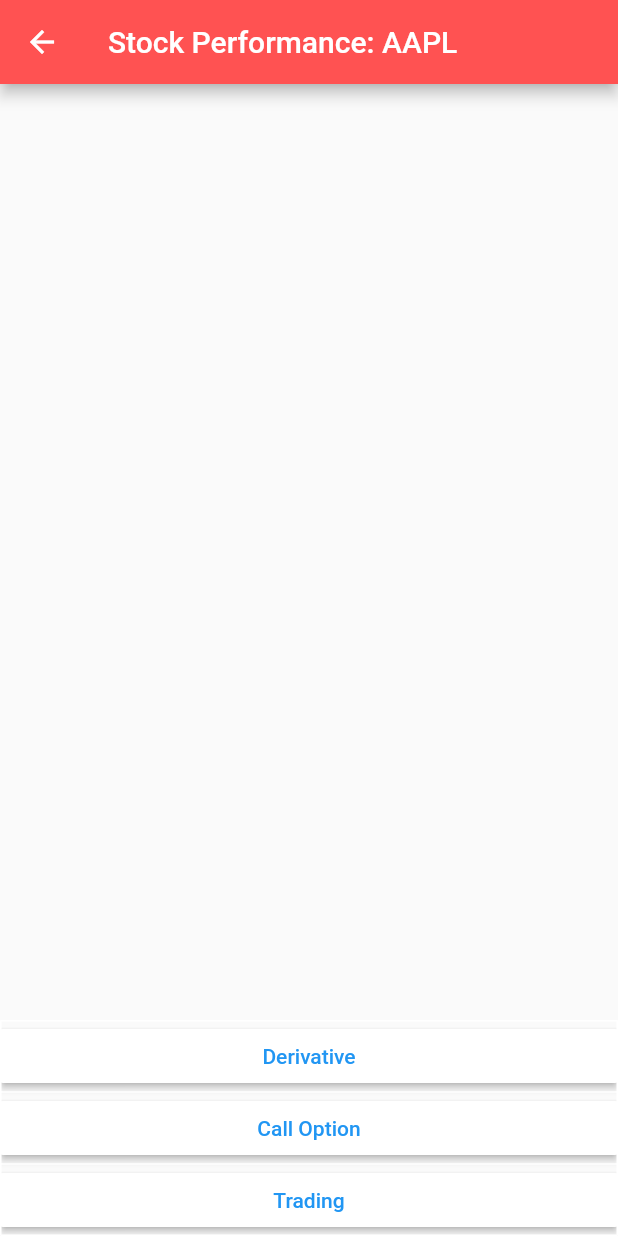
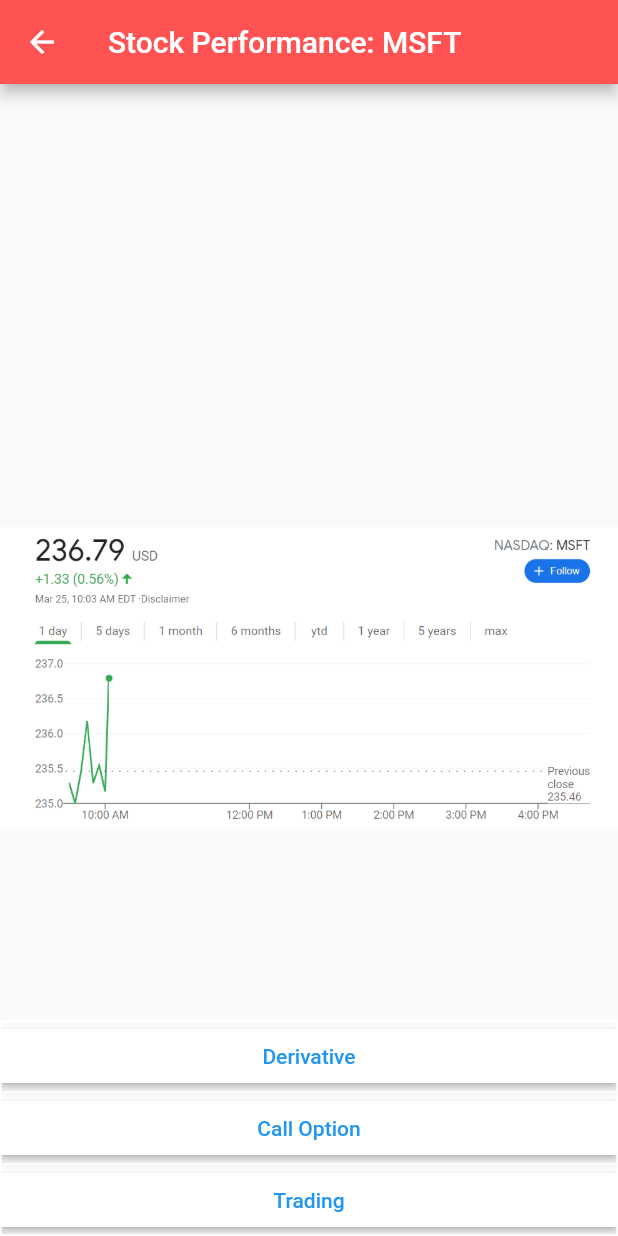
Before and after one commit to shreyachalla/sprout-dsc, a Flutter app: the screen it shows after launch, item 2 of the bottom bar chosen, after a tap on "MSFT", on a phone screen of 412 x 824 dp. Run offline on Flutter 3.47's test engine with Material 2 defaults, Android fonts, the phone set to English and light mode, and no system bars; our stand-ins replace pie_chart; network calls fail.

Commit message:
Adds graphs to stock portfolio

```diff
--- a/sprout_project/lib/home.dart
+++ b/sprout_project/lib/home.dart
@@ -15,7 +15,6 @@
         child: Column(
           mainAxisAlignment: MainAxisAlignment.center,
           children: <Widget>[
-            Image(image: AssetImage('lib/Graph.png')),
             Text(
               'Looking good, [person].',
               style: TextStyle(
--- a/sprout_project/lib/outline.dart
+++ b/sprout_project/lib/outline.dart
@@ -22,6 +22,7 @@
         child: Column(
           mainAxisAlignment: MainAxisAlignment.center,
           children: <Widget>[
+            Image(image: AssetImage('lib/Graph.png'), height: 300, width: 400),
             Text(
               'Looking good, [person].',
               style: TextStyle(
@@ -43,12 +44,20 @@
               ),
             ),
             Container(
-              margin: EdgeInsets.fromLTRB(5, 50, 300, 2),
-              alignment: Alignment.bottomLeft,
-              child: IconButton(
-                  icon: Icon(
-                    Icons.attach_money_outlined,
+              margin: EdgeInsets.fromLTRB(110, 40, 120, 2),
+              alignment: Alignment.bottomCenter,
+              child: SizedBox (
+                  height: 40,
+                  width: 60,
+                  child: RaisedButton(
+                  child: Icon(
+                    Icons.lightbulb_outline,
+                    color: Colors.green,
+                    size: 30,
+
                   ),
+                  color: Colors.yellowAccent,
+                  shape: RoundedRectangleBorder(borderRadius: new BorderRadius.circular(500.0)),
                   onPressed: () {
                     return showDialog(
                       context: context,
@@ -66,7 +75,7 @@
                         ],
                       ),
                     );
-                  }),
+                  })),
             ),
           ],
         ),
--- a/sprout_project/lib/portfolio.dart
+++ b/sprout_project/lib/portfolio.dart
@@ -30,7 +30,7 @@
                     Text("AAPL")
                   ]),
                   onPressed: () {
-                    navigateToPortfolioSubPage(context);
+                    navigateToPortfolioSubPage(context, 'AAPL');
                   }),
               RaisedButton(
                   textColor: Colors.blue,
@@ -45,7 +45,7 @@
                     Text("MSFT")
                   ]),
                   onPressed: () {
-                    navigateToPortfolioSubPage(context);
+                    navigateToPortfolioSubPage(context,  'MSFT');
                   }),
             ]),
             TableRow(children: [
@@ -62,7 +62,7 @@
                     Text("TSLA")
                   ]),
                   onPressed: () {
-                    navigateToPortfolioSubPage(context);
+                    navigateToPortfolioSubPage(context, 'TSLA');
                   }),
               RaisedButton(
                   textColor: Colors.blue,
@@ -77,7 +77,7 @@
                     Text("AMZN")
                   ]),
                   onPressed: () {
-                    navigateToPortfolioSubPage(context);
+                    navigateToPortfolioSubPage(context, 'AMZN');
                   }),
             ]),
             TableRow(children: [
@@ -92,7 +92,7 @@
                     Text("GOOGL")
                   ]),
                   onPressed: () {
-                    navigateToPortfolioSubPage(context);
+                    navigateToPortfolioSubPage(context, 'GOOGL');
                   }),
               RaisedButton(
                   textColor: Colors.blue,
@@ -105,7 +105,7 @@
                     Text("SNE")
                   ]),
                   onPressed: () {
-                    navigateToPortfolioSubPage(context);
+                    navigateToPortfolioSubPage(context, 'SNE');
                   }),
             ]),
           ],
@@ -135,18 +135,20 @@
     );
   }
 
-  Future navigateToPortfolioSubPage(context) async {
+  Future navigateToPortfolioSubPage(context, name) async {
     Navigator.push(
-        context, MaterialPageRoute(builder: (context) => PortfolioSubPage()));
+        context, MaterialPageRoute(builder: (context) => PortfolioSubPage(name: name)));
   }
 }
 
 class PortfolioSubPage extends StatelessWidget {
+  final String name;
+  PortfolioSubPage({Key key, @required this.name}) : super(key: key);
   @override
   Widget build(BuildContext context) {
     return Scaffold(
       appBar: AppBar(
-        title: Text('Stock Performance: AAPL'),
+        title: Text('Stock Performance: ' + name),
         backgroundColor: Colors.redAccent,
       ),
       body: Center(
@@ -154,6 +156,7 @@
           mainAxisAlignment: MainAxisAlignment.end,
           crossAxisAlignment: CrossAxisAlignment.start,
           children: <Widget>[
+            Image(image: AssetImage('lib/' + name + '.png'), height: 455, width: 450),
             Table(
               border: TableBorder.all(color: Colors.white),
               children: [
```
Also changed, not shown: sprout_project/lib/stockgraph.dart (added, +96 -0 lines), sprout_project/pubspec.yaml (+8 -1 lines), sprout_project/lib/AAPL.png (added), sprout_project/lib/AMZN.png (added), sprout_project/lib/GOOGL.png (added), sprout_project/lib/MSFT.png (added), sprout_project/lib/SNE.png (added), sprout_project/lib/TSLA.png (added).
